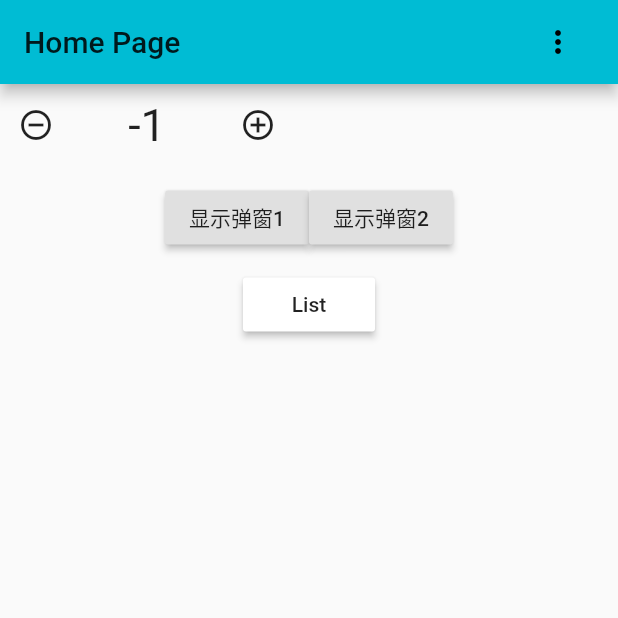
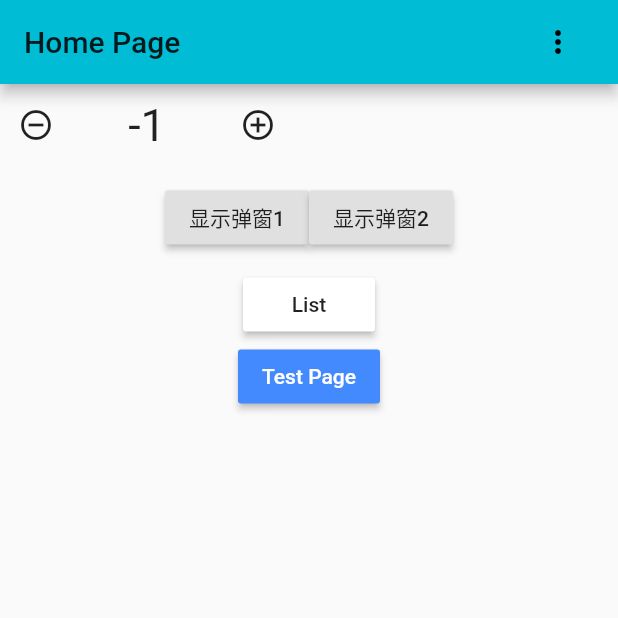
Before and after one commit to zero9527/fluttertest, a Flutter app: the screen it shows after launch, after a tap on the "remove circle outline" icon, on a phone screen of 412 x 824 dp, the top half of it. Run offline on Flutter 3.47's test engine with Material 2 defaults, Android fonts, the phone set to English and light mode, and no system bars; our stand-ins replace dio.

Commit message:
ListView封装完成

```diff
--- a/lib/main.dart
+++ b/lib/main.dart
@@ -1,5 +1,5 @@
 import 'package:flutter/material.dart';
-import 'router.dart' as router;
+import 'router.dart';
 import 'views/Home/index.dart';
 
 void main() => runApp(MyApp());
@@ -24,8 +24,8 @@ class MyApp extends StatelessWidget {
         primarySwatch: Colors.cyan,
       ),
       home: Home(),
-      initialRoute: '/',
-      onGenerateRoute: router.generateRoute,
+      initialRoute: '/', // '/'
+      onGenerateRoute: generateRoute,
     );
   }
 }
--- a/lib/router.dart
+++ b/lib/router.dart
@@ -2,6 +2,7 @@ import 'package:flutter/material.dart';
 import 'views/Home/index.dart';
 import 'views/ListPage/index.dart';
 import 'views/DetailPage/index.dart';
+import 'views/TestPage/index.dart';
 
 Route<dynamic> generateRoute(RouteSettings settings) {
   switch (settings.name) {
@@ -15,6 +16,10 @@ Route<dynamic> generateRoute(RouteSettings settings) {
       return MaterialPageRoute(
         builder: (context) => DetailPage(params: settings.arguments)
       );
+    case '/test-page':
+      return MaterialPageRoute(
+        builder: (context) => TestPage()
+      );
     default:
       return MaterialPageRoute(builder: (context) => Home());
   }
--- a/lib/views/DetailPage/index.dart
+++ b/lib/views/DetailPage/index.dart
@@ -45,8 +45,7 @@ class DetailState extends State<DetailPage> {
           width: MediaQuery.of(context).size.width*90/100,
           child: Card(
             child: FlatButton(
-              onPressed: () => {},
-              color: Colors.green[100],
+              onPressed: () => Navigator.of(context).pop(),
               child: Column(
                 mainAxisAlignment: MainAxisAlignment.center,
                 children: <Widget>[
--- a/lib/views/Home/index.dart
+++ b/lib/views/Home/index.dart
@@ -70,11 +70,21 @@ class HomeState extends State<Home> {
             child: Row(
               mainAxisAlignment: MainAxisAlignment.center,
               children: <Widget>[
-                RaisedButton(
-                  color: Color(0xffffffff),
-                  onPressed: () => Navigator.pushNamed(context, '/list'),
-                  child: Text('List'),
-                )
+                Column(
+                  children: <Widget>[
+                    RaisedButton(
+                      color: Color(0xffffffff),
+                      onPressed: () => Navigator.pushNamed(context, '/list'),
+                      child: Text('List'),
+                    ),
+                    RaisedButton(
+                      textColor: Colors.white,
+                      color: Colors.blueAccent,
+                      onPressed: () => Navigator.pushNamed(context, '/test-page'),
+                      child: Text('Test Page'),
+                    ),
+                  ],
+                ),
               ],
             ),
           ),
--- a/pubspec.yaml
+++ b/pubspec.yaml
@@ -37,6 +37,9 @@ dev_dependencies:
 # The following section is specific to Flutter.
 flutter:
 
+  assets:
+    - lib/assets/images/2019-09-20_15_12_12.gif
+
   # The following line ensures that the Material Icons font is
   # included with your application, so that you can use the icons in
   # the material Icons class.
```
Also changed, not shown: lib/components/list-comp.dart (+38 -35 lines), lib/views/ListPage/index.dart (+14 -19 lines), lib/views/TestPage/index.dart (added, +36 -0 lines), 2 other files.
